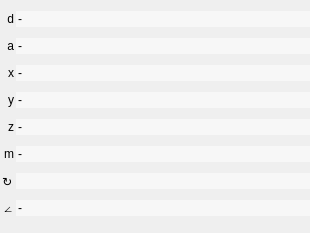
Qt form src/ui/qgsadvanceddigitizingfloaterbase.ui (qgis/QGIS) before a commit.
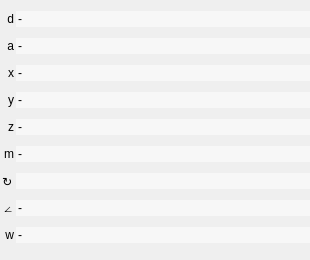
The same form after that commit.

Diff of the .ui file:
```diff
--- a/src/ui/qgsadvanceddigitizingfloaterbase.ui
+++ b/src/ui/qgsadvanceddigitizingfloaterbase.ui
@@ -7,7 +7,7 @@
     <x>0</x>
     <y>0</y>
     <width>310</width>
-    <height>233</height>
+    <height>260</height>
    </rect>
   </property>
   <property name="palette">
@@ -268,6 +268,32 @@
      </property>
     </widget>
    </item>
+   <item row="10" column="1">
+    <widget class="QLabel" name="mWeightLabel">
+     <property name="text">
+      <string>w</string>
+     </property>
+     <property name="alignment">
+      <set>Qt::AlignRight|Qt::AlignTrailing|Qt::AlignVCenter</set>
+     </property>
+    </widget>
+   </item>
+   <item row="10" column="3">
+    <widget class="QLineEdit" name="mWeightLineEdit">
+     <property name="sizeIncrement">
+      <size>
+       <width>40</width>
+       <height>0</height>
+      </size>
+     </property>
+     <property name="text">
+      <string>-</string>
+     </property>
+     <property name="frame">
+      <bool>false</bool>
+     </property>
+    </widget>
+   </item>
   </layout>
  </widget>
  <tabstops>
```
Left out of the diff: 1 changed line with no effect on the pictures.
